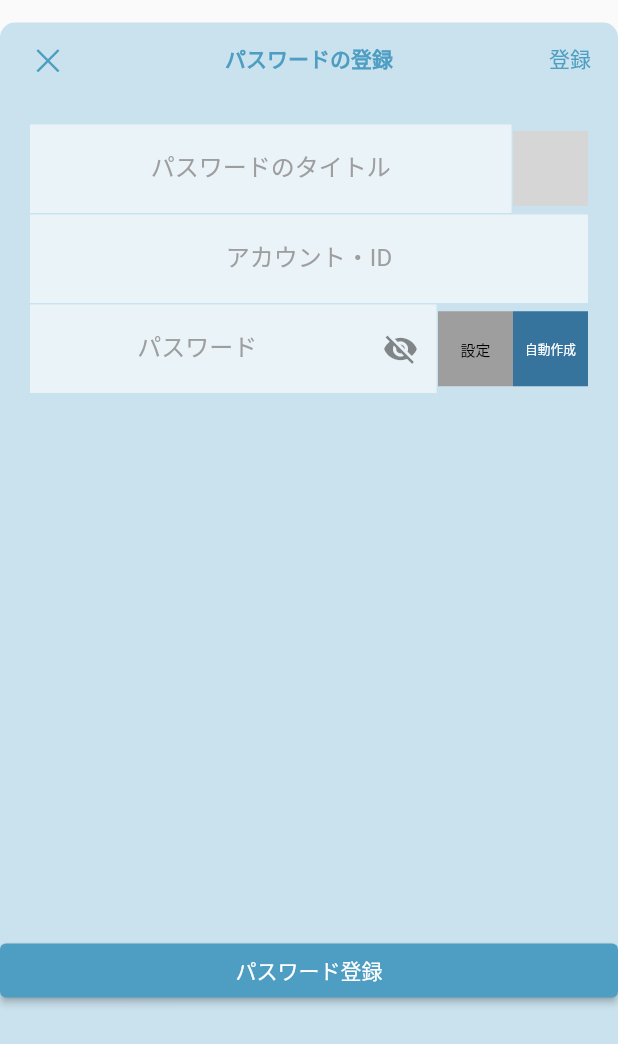
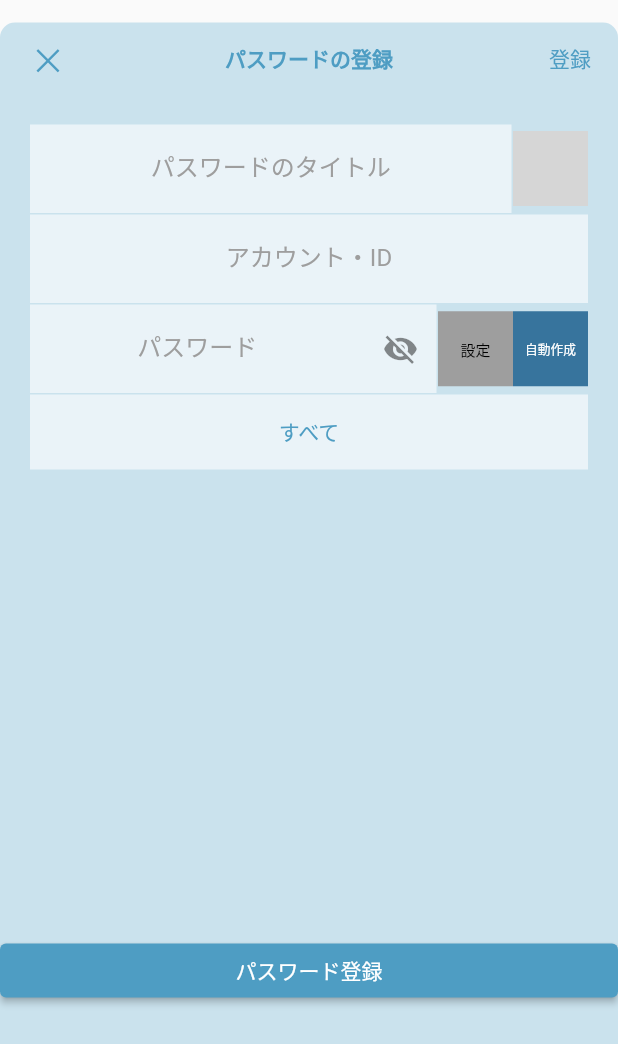
Before and after one commit to ten-revengineer/PasswordManagerApp, a Flutter app: the AccountRegist widget shown alone on an empty page, opened directly, on a phone screen of 412 x 824 dp. Shown: the top 1044 px of the screen. Run offline on Flutter 3.47's test engine with Material 2 defaults, Android fonts, the phone set to English and light mode, and no system bars; network calls fail; grey boxes are pictures that could not be loaded.

Commit message:
feat:add the categorySelectButton in account_regist screen

```diff
--- a/lib/account_regist.dart
+++ b/lib/account_regist.dart
@@ -196,6 +196,16 @@ class _AccountRegistState extends State<AccountRegist> {
                       ),
                     ],
                   ),
+                  const SizedBox(height: 1),
+                  Container(
+                    color: customSwatch[50],
+                    height: 50,
+                    width: double.infinity,
+                    child: TextButton(
+                      child: const Text('すべて'),
+                      onPressed: () {},
+                    ),
+                  ),
                 ],
               ),
             ),
```
